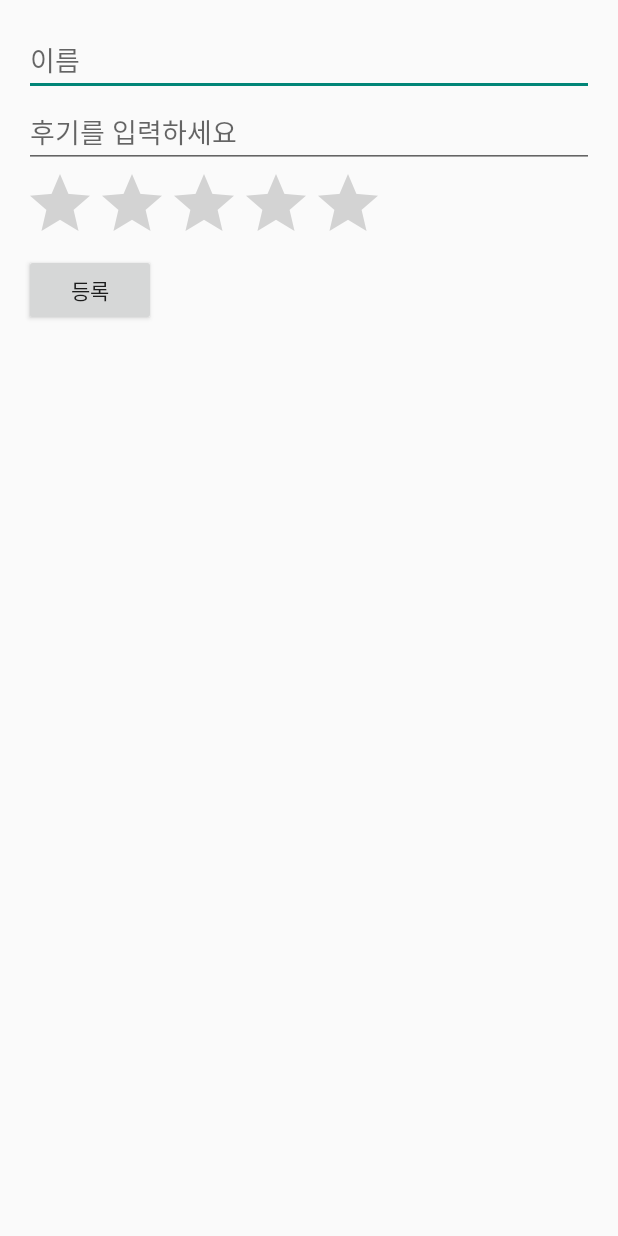
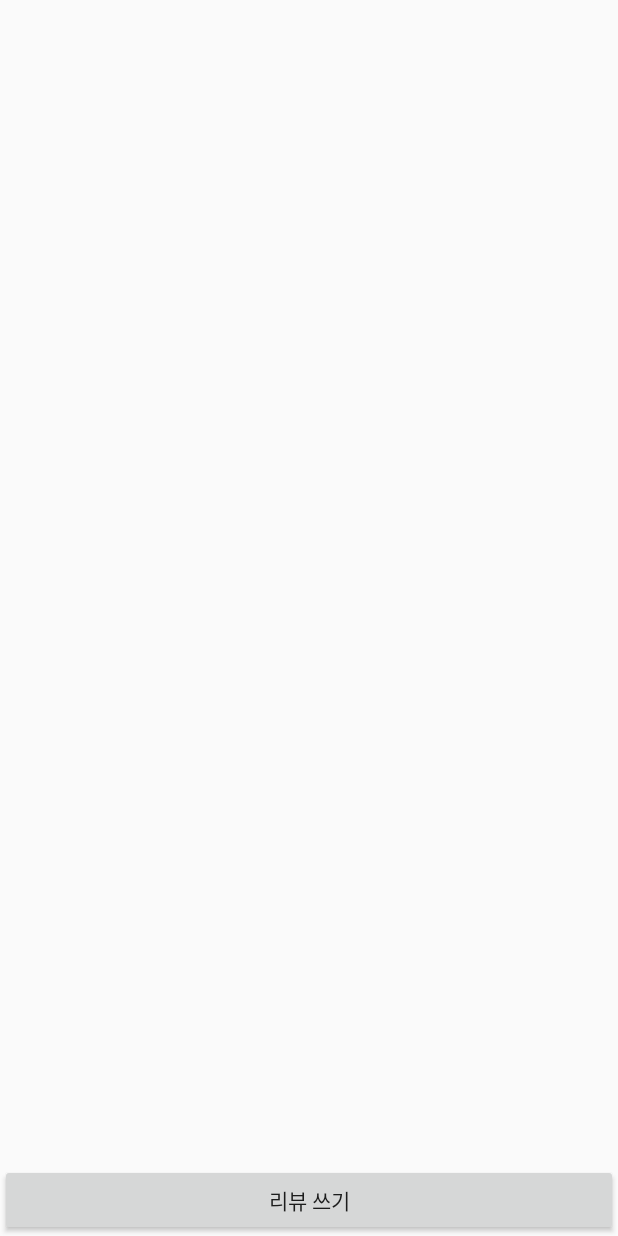
Before and after one commit to Ji-Eun11/YUCampusEats, an Android app built with Jetpack Compose: the fragment ReviewFragment shown on its own in the app's theme, on a phone screen of 412 x 824 dp. Run offline under Robolectric (Android 15) with nearby library versions, the phone set to English and light mode, and no system bars.

```diff
--- a/app/src/main/java/com/example/yucampuseats/model/Review.kt
+++ b/app/src/main/java/com/example/yucampuseats/model/Review.kt
@@ -1,7 +1,9 @@
 package com.example.yucampuseats.model
 
 data class Review(
-    val userName: String,
+    val restaurantName: String,
+    val menuName: String,
     val rating: Float,
-    val comment: String
+    val commentText: String,
+    val imageUri: String? = null
 )
--- /dev/null
+++ b/app/src/main/java/com/example/yucampuseats/model/ReviewStorage.kt
@@ -0,0 +1,11 @@
+package com.example.yucampuseats.model
+
+object ReviewStorage {
+    private val reviewList = mutableListOf<Review>()
+
+    fun addReview(review: Review) {
+        reviewList.add(review)
+    }
+
+    fun getAllReviews(): List<Review> = reviewList.toList()
+}
--- /dev/null
+++ b/app/src/main/java/com/example/yucampuseats/ui/ReviewAdapter.kt
@@ -0,0 +1,44 @@
+package com.example.yucampuseats.ui
+
+import android.net.Uri
+import android.view.*
+import android.widget.*
+import androidx.recyclerview.widget.RecyclerView
+import com.example.yucampuseats.R
+import com.example.yucampuseats.model.Review
+
+class ReviewAdapter(private var reviews: List<Review>) :
+    RecyclerView.Adapter<ReviewAdapter.ReviewViewHolder>() {
+
+    class ReviewViewHolder(view: View) : RecyclerView.ViewHolder(view) {
+        val restaurantName: TextView = view.findViewById(R.id.textRestaurantName)
+        val ratingBar: RatingBar = view.findViewById(R.id.ratingBar)
+        val commentText = view.findViewById<TextView>(R.id.textComment)
+        val imageView = view.findViewById<ImageView>(R.id.itemReviewImage)
+    }
+
+    override fun onCreateViewHolder(parent: ViewGroup, viewType: Int): ReviewViewHolder {
+        val view = LayoutInflater.from(parent.context)
+            .inflate(R.layout.item_review, parent, false)
+        return ReviewViewHolder(view)
+    }
+
+    override fun onBindViewHolder(holder: ReviewViewHolder, position: Int) {
+        val review = reviews[position]
+        holder.restaurantName.text = review.restaurantName
+        holder.ratingBar.rating = review.rating
+        holder.commentText.text = review.commentText
+        if (review.imageUri != null) {
+            holder.imageView.setImageURI(Uri.parse(review.imageUri))
+        } else {
+            holder.imageView.setImageResource(R.drawable.placeholder_image)
+        }
+    }
+
+    fun updateList(newList: List<Review>) {
+        reviews = newList
+        notifyDataSetChanged()
+    }
+
+    override fun getItemCount() = reviews.size
+}
--- a/app/src/main/java/com/example/yucampuseats/ui/ReviewFragment.kt
+++ b/app/src/main/java/com/example/yucampuseats/ui/ReviewFragment.kt
@@ -1,57 +1,61 @@
 package com.example.yucampuseats.ui
 
 import android.os.Bundle
-import android.view.LayoutInflater
-import android.view.View
-import android.view.ViewGroup
-import android.widget.Toast
+import android.view.*
+import android.widget.*
 import androidx.fragment.app.Fragment
-import com.example.yucampuseats.databinding.FragmentReviewBinding
+import androidx.recyclerview.widget.LinearLayoutManager
+import androidx.recyclerview.widget.RecyclerView
+import com.example.yucampuseats.R
 import com.example.yucampuseats.model.Review
+import com.example.yucampuseats.model.ReviewStorage
 
-class ReviewFragment : Fragment() {
+class ReviewFragment : Fragment(R.layout.fragment_review) {
 
-    private var _binding: FragmentReviewBinding? = null
-    private val binding get() = _binding!!
+    private lateinit var recyclerView: RecyclerView
+    private lateinit var adapter: ReviewAdapter
+    private lateinit var btnWriteReview: Button
 
-    // 임시 저장소(실제로는 DB 또는 서버에 저장)
-    private val reviewList = mutableListOf<Review>()
+    // 식당 및 메뉴 이름 설정 (임시값, 실제 앱에선 인텐트나 번들로 전달받기)
+    private val restaurantName = "학생회관 식당"
+    private val menuName = "제육덮밥"
 
     override fun onCreateView(
         inflater: LayoutInflater, container: ViewGroup?,
         savedInstanceState: Bundle?
-    ): View {
-        _binding = FragmentReviewBinding.inflate(inflater, container, false)
-        return binding.root
+    ): View? {
+        val view = inflater.inflate(R.layout.fragment_review, container, false)
+
+        recyclerView = view.findViewById(R.id.recyclerViewReviews)
+        btnWriteReview = view.findViewById(R.id.btnWriteReview)
+
+        recyclerView.layoutManager = LinearLayoutManager(requireContext())
+        adapter = ReviewAdapter(emptyList())
+        recyclerView.adapter = adapter
+
+        // 버튼 클릭 시 WriteReviewFragment로 이동
+        btnWriteReview.setOnClickListener {
+            val writeFragment = WriteReviewFragment.newInstance(restaurantName, menuName)
+            parentFragmentManager.beginTransaction()
+                .replace(R.id.fragmentContainer, writeFragment)  // ID 이름을 fragmentContainer로 수정
+                .addToBackStack(null)
+                .commit()
+        }
+
+        return view
     }
 
-    override fun onViewCreated(view: View, savedInstanceState: Bundle?) {
-        super.onViewCreated(view, savedInstanceState)
-
-        binding.btnSubmitReview.setOnClickListener {
-            val userName = binding.etUserName.text.toString().trim()
-            val comment = binding.etReview.text.toString().trim()
-            val rating = binding.ratingBar.rating
-
-            if (userName.isEmpty() || comment.isEmpty()) {
-                Toast.makeText(requireContext(), "이름과 후기를 입력해주세요.", Toast.LENGTH_SHORT).show()
-                return@setOnClickListener
-            }
-
-            val review = Review(userName, rating, comment)
-            reviewList.add(review)
-
-            Toast.makeText(requireContext(), "리뷰가 등록되었습니다.", Toast.LENGTH_SHORT).show()
-
-// 입력창 초기화
-            binding.etUserName.text.clear()
-            binding.etReview.text.clear()
-            binding.ratingBar.rating = 0f
-        }
+    override fun onResume() {
+        super.onResume()
+        loadReviews()
     }
 
-    override fun onDestroyView() {
-        super.onDestroyView()
-        _binding = null
+    private fun loadReviews() {
+
+        val allReviews = ReviewStorage.getAllReviews()
+        val filteredReviews = allReviews.filter {
+            it.restaurantName == restaurantName && it.menuName == menuName
+        }
+        adapter.updateList(filteredReviews)
     }
 }
--- a/app/src/main/res/layout/fragment_review.xml
+++ b/app/src/main/res/layout/fragment_review.xml
@@ -1,38 +1,19 @@
 <?xml version="1.0" encoding="utf-8"?>
-<ScrollView xmlns:android="http://schemas.android.com/apk/res/android"
+<LinearLayout xmlns:android="http://schemas.android.com/apk/res/android"
+    android:orientation="vertical"
     android:layout_width="match_parent"
     android:layout_height="match_parent">
 
-    <LinearLayout
-        android:orientation="vertical"
-        android:padding="16dp"
+    <androidx.recyclerview.widget.RecyclerView
+        android:id="@+id/recyclerViewReviews"
         android:layout_width="match_parent"
-        android:layout_height="wrap_content">
+        android:layout_height="0dp"
+        android:layout_weight="1"/>
 
-        <EditText
-            android:id="@+id/etUserName"
-            android:hint="이름"
-            android:layout_width="match_parent"
-            android:layout_height="wrap_content" />
+    <Button
+        android:id="@+id/btnWriteReview"
+        android:layout_width="match_parent"
+        android:layout_height="wrap_content"
+        android:text="리뷰 쓰기" />
 
-        <EditText
-            android:id="@+id/etReview"
-            android:hint="후기를 입력하세요"
-            android:layout_width="match_parent"
-            android:layout_height="wrap_content" />
-
-        <RatingBar
-            android:id="@+id/ratingBar"
-            android:layout_width="wrap_content"
-            android:layout_height="wrap_content"
-            android:numStars="5"
-            android:stepSize="1.0" />
-
-        <Button
-            android:id="@+id/btnSubmitReview"
-            android:layout_width="wrap_content"
-            android:layout_height="wrap_content"
-            android:text="등록" />
-
-    </LinearLayout>
-</ScrollView>
+</LinearLayout>
```
Also changed, not shown: app/src/main/java/com/example/yucampuseats/MainActivity.kt (+22 -5 lines), app/src/main/java/com/example/yucampuseats/adapter/ReviewAdapter.kt (+38 -1 lines), app/src/main/java/com/example/yucampuseats/ui/WriteReviewFragment.kt (added, +71 -0 lines), app/src/main/res/layout/activity_main.xml (+20 -11 lines), app/src/main/res/layout/activity_write_review.xml (added, +25 -0 lines), app/src/main/res/layout/fragment_write_review.xml (added, +42 -0 lines), app/src/main/res/layout/item_review.xml (added, +59 -0 lines), app/src/main/res/drawable/placeholder_image.png (added).
